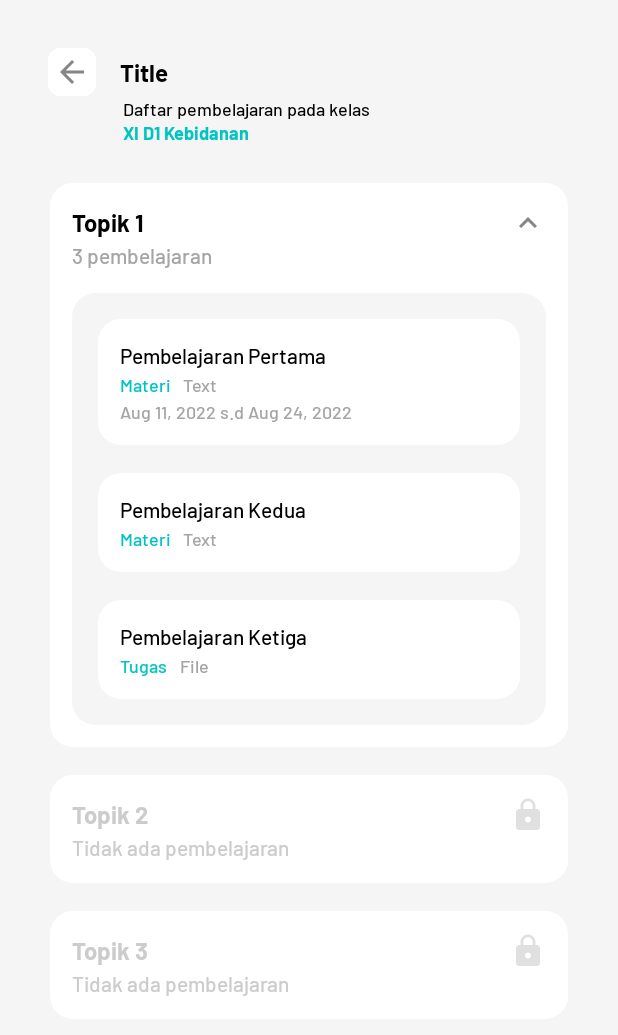
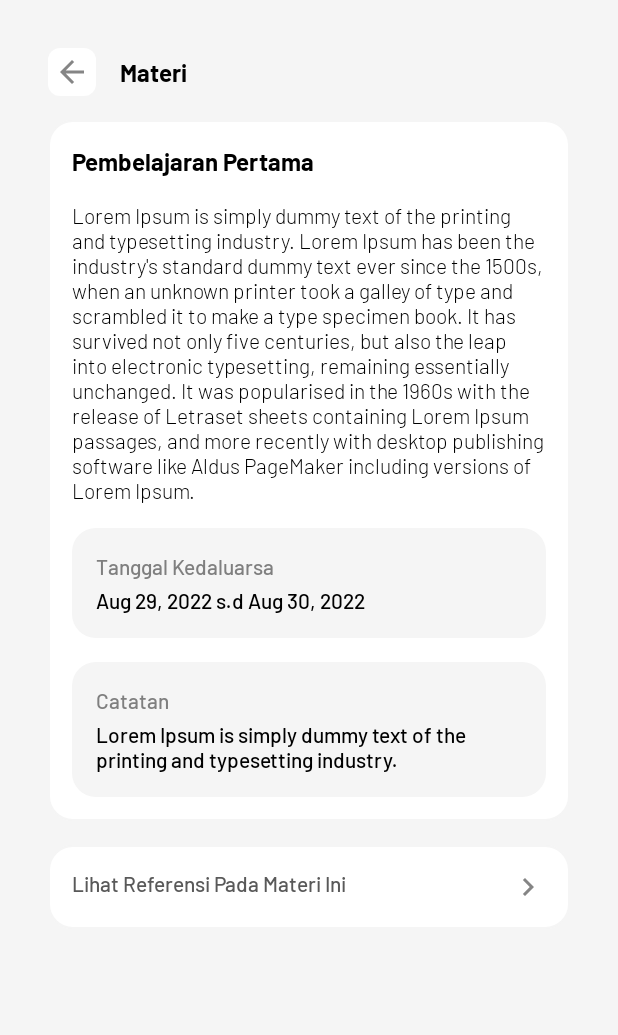
Before and after one commit to cecepfahriazal1997/PenaMob-Android, an Android app: the LearningPath screen opened directly, with no data from a screen before it, after a tap on "Pembelajaran Pertama", on a phone screen of 412 x 824 dp. Shown: the top 1035 px of the screen. Run offline under Robolectric (Android 15) with nearby library versions, the phone set to English and light mode, and no system bars; libraries missing offline, so code that uses them is left out: com.koushikdutta.async, com.koushikdutta.ion; pictures from the network do not load; 5 statements that could not run were skipped; 1 other tap on this screen came first.

Commit message:
Add detail lessons

```diff
--- a/app/build.gradle
+++ b/app/build.gradle
@@ -52,4 +52,6 @@ dependencies {
     implementation 'com.wang.avi:library:2.1.3'
     // Flexible Layout
     implementation 'com.google.android.flexbox:flexbox:3.0.0'
+    // Text Transform
+    implementation 'org.apache.commons:commons-lang3:3.6'
 }
--- a/app/src/main/AndroidManifest.xml
+++ b/app/src/main/AndroidManifest.xml
@@ -51,6 +51,10 @@
             android:name=".activity.LearningPath"
             android:screenOrientation="portrait"
             android:theme="@style/Theme.AppCompat.NoActionBar" />
+        <activity
+            android:name=".activity.LearningDetail"
+            android:screenOrientation="portrait"
+            android:theme="@style/Theme.AppCompat.NoActionBar" />
     </application>
 
 </manifest>
--- /dev/null
+++ b/app/src/main/java/com/nita/penamob/activity/LearningDetail.java
@@ -0,0 +1,49 @@
+package com.nita.penamob.activity;
+
+import android.os.Bundle;
+import android.view.View;
+import android.widget.RelativeLayout;
+
+import com.nita.penamob.R;
+
+import org.apache.commons.lang3.StringUtils;
+
+public class LearningDetail extends BaseController implements View.OnClickListener {
+    private String type = "";
+    private RelativeLayout buttonTask;
+
+    @Override
+    public void onCreate(Bundle savedInstanceState) {
+        super.onCreate(savedInstanceState);
+        setContentView(R.layout.learning_detail);
+
+        findView();
+        init();
+    }
+
+    private void findView() {
+        buttonTask = findViewById(R.id.button_task);
+        title = findViewById(R.id.title);
+        back = findViewById(R.id.back);
+    }
+
+    private void init() {
+        type = getIntent().getStringExtra("type");
+
+        if (type.equals("tugas")) {
+            buttonTask.setVisibility(View.VISIBLE);
+        }
+
+        title.setText(StringUtils.capitalize(type));
+        back.setOnClickListener(this::onClick);
+    }
+
+    @Override
+    public void onClick(View v) {
+        switch (v.getId()) {
+            case R.id.back:
+                finish();
+                break;
+        }
+    }
+}
--- a/app/src/main/java/com/nita/penamob/activity/LearningPath.java
+++ b/app/src/main/java/com/nita/penamob/activity/LearningPath.java
@@ -28,10 +28,18 @@ public class LearningPath extends BaseController implements View.OnClickListener
 
         findView();
         fetchData();
+        init();
+    }
+
+    private void init() {
+        title.setText("Daftar Pembelajaran");
+        back.setOnClickListener(this::onClick);
     }
 
     private void findView() {
         list = findViewById(R.id.list);
+        title = findViewById(R.id.title);
+        back = findViewById(R.id.back);
     }
 
     private void fetchData() {
@@ -44,7 +52,8 @@ public class LearningPath extends BaseController implements View.OnClickListener
         String lessons[] = {
                 "Pembelajaran Pertama",
                 "Pembelajaran Kedua",
-                "Pembelajaran Ketiga",
+                "Tugas",
+                "Kuis"
         };
 
         String typeLessons[] = {
@@ -104,6 +113,9 @@ public class LearningPath extends BaseController implements View.OnClickListener
     @Override
     public void onClick(View v) {
         switch (v.getId()) {
+            case R.id.back:
+                finish();
+                break;
         }
     }
 }
--- a/app/src/main/java/com/nita/penamob/adapter/LearningPathAdapter.java
+++ b/app/src/main/java/com/nita/penamob/adapter/LearningPathAdapter.java
@@ -14,12 +14,15 @@ import androidx.core.content.ContextCompat;
 import androidx.recyclerview.widget.RecyclerView;
 
 import com.nita.penamob.R;
+import com.nita.penamob.activity.LearningDetail;
 import com.nita.penamob.helper.GeneralHelper;
 import com.nita.penamob.model.LearningPathModel;
 import com.nita.penamob.model.LessonsModel;
 
 import java.util.ArrayList;
+import java.util.HashMap;
 import java.util.List;
+import java.util.Map;
 
 public class LearningPathAdapter extends RecyclerView.Adapter<LearningPathAdapter.ViewHolder> {
     private final Context context;
@@ -94,13 +97,19 @@ public class LearningPathAdapter extends RecyclerView.Adapter<LearningPathAdapte
                     expired.setVisibility(View.GONE);
                 }
 
+                Map<String, String> params = new HashMap<>();
                 content.setOnClickListener(new View.OnClickListener() {
                     @Override
                     public void onClick(View v) {
+                        params.clear();
                         switch (row.getType().toLowerCase()) {
                             case "materi":
+                                params.put("type", "materi");
+                                helper.startIntent(LearningDetail.class, false, params);
                                 break;
                             case "tugas":
+                                params.put("type", "tugas");
+                                helper.startIntent(LearningDetail.class, false, params);
                                 break;
                             case "kuis":
                                 break;
--- /dev/null
+++ b/app/src/main/res/drawable/form_card_primary.xml
@@ -0,0 +1,5 @@
+<?xml version="1.0" encoding="utf-8"?>
+<shape xmlns:android="http://schemas.android.com/apk/res/android">
+    <solid android:color="@color/primary" />
+    <corners android:radius="16dp" />
+</shape>
--- /dev/null
+++ b/app/src/main/res/layout/learning_detail.xml
@@ -0,0 +1,147 @@
+<?xml version="1.0" encoding="utf-8"?>
+<LinearLayout xmlns:android="http://schemas.android.com/apk/res/android"
+    xmlns:app="http://schemas.android.com/apk/res-auto"
+    android:layout_width="match_parent"
+    android:layout_height="match_parent"
+    android:background="@color/grayLevel1"
+    android:orientation="vertical"
+    android:padding="32dp">
+
+    <include
+        layout="@layout/toolbar"
+        android:layout_width="match_parent"
+        android:layout_height="wrap_content" />
+
+    <LinearLayout
+        android:layout_width="match_parent"
+        android:layout_height="wrap_content"
+        android:layout_marginTop="16dp"
+        android:background="@drawable/form_card"
+        android:orientation="vertical"
+        android:padding="16dp">
+
+        <TextView
+            android:layout_width="wrap_content"
+            android:layout_height="wrap_content"
+            android:fontFamily="@raw/barlow_bold"
+            android:text="Pembelajaran Pertama"
+            android:textColor="@color/black"
+            android:textSize="16sp" />
+
+        <TextView
+            android:layout_width="wrap_content"
+            android:layout_height="wrap_content"
+            android:layout_marginTop="16dp"
+            android:fontFamily="@raw/barlow_light"
+            android:text="Lorem Ipsum is simply dummy text of the printing and typesetting industry. Lorem Ipsum has been the industry's standard dummy text ever since the 1500s, when an unknown printer took a galley of type and scrambled it to make a type specimen book. It has survived not only five centuries, but also the leap into electronic typesetting, remaining essentially unchanged. It was popularised in the 1960s with the release of Letraset sheets containing Lorem Ipsum passages, and more recently with desktop publishing software like Aldus PageMaker including versions of Lorem Ipsum."
+            android:textColor="@color/black"
+            android:textSize="14sp" />
+
+        <LinearLayout
+            android:layout_width="match_parent"
+            android:layout_height="wrap_content"
+            android:layout_marginTop="16dp"
+            android:background="@drawable/form_control"
+            android:orientation="vertical"
+            android:padding="16dp">
+
+            <TextView
+                android:layout_width="wrap_content"
+                android:layout_height="wrap_content"
+                android:fontFamily="@raw/barlow_medium"
+                android:text="Tanggal Kedaluarsa"
+                android:textColor="@color/grayLevel6"
+                android:textSize="14sp" />
+
+            <TextView
+                android:layout_width="wrap_content"
+                android:layout_height="wrap_content"
+                android:layout_marginTop="4dp"
+                android:fontFamily="@raw/barlow_medium"
+                android:text="Aug 29, 2022 s.d Aug 30, 2022"
+                android:textColor="@color/black"
+                android:textSize="14sp" />
+
+        </LinearLayout>
+
+        <LinearLayout
+            android:layout_width="match_parent"
+            android:layout_height="wrap_content"
+            android:layout_marginTop="16dp"
+            android:background="@drawable/form_control"
+            android:orientation="vertical"
+            android:padding="16dp">
+
+            <TextView
+                android:layout_width="wrap_content"
+                android:layout_height="wrap_content"
+                android:fontFamily="@raw/barlow_medium"
+                android:text="Catatan"
+                android:textColor="@color/grayLevel6"
+                android:textSize="14sp" />
+
+            <TextView
+                android:layout_width="wrap_content"
+                android:layout_height="wrap_content"
+                android:layout_marginTop="4dp"
+                android:fontFamily="@raw/barlow_medium"
+                android:text="Lorem Ipsum is simply dummy text of the printing and typesetting industry. "
+                android:textColor="@color/black"
+                android:textSize="14sp" />
+
+        </LinearLayout>
+    </LinearLayout>
+
+    <RelativeLayout
+        android:layout_width="match_parent"
+        android:layout_height="wrap_content"
+        android:layout_marginTop="16dp"
+        android:background="@drawable/form_card"
+        android:padding="16dp">
+
+        <TextView
+            android:layout_width="wrap_content"
+            android:layout_height="wrap_content"
+            android:layout_alignParentStart="true"
+            android:layout_toLeftOf="@+id/arrow"
+            android:fontFamily="@raw/barlow_medium"
+            android:text="Lihat Referensi Pada Materi Ini"
+            android:textColor="@color/grayLevel7"
+            android:textSize="14sp" />
+
+        <ImageView
+            android:id="@+id/arrow"
+            android:layout_width="wrap_content"
+            android:layout_height="wrap_content"
+            android:layout_alignParentRight="true"
+            android:src="@drawable/arrow_right" />
+    </RelativeLayout>
+
+    <RelativeLayout
+        android:id="@+id/button_task"
+        android:layout_width="match_parent"
+        android:layout_height="wrap_content"
+        android:layout_marginTop="16dp"
+        android:background="@drawable/form_card_primary"
+        android:padding="16dp"
+        android:visibility="gone">
+
+        <TextView
+            android:layout_width="wrap_content"
+            android:layout_height="wrap_content"
+            android:layout_alignParentStart="true"
+            android:layout_toLeftOf="@+id/arrow_task"
+            android:fontFamily="@raw/barlow_medium"
+            android:text="Lihat Referensi Pada Materi Ini"
+            android:textColor="@color/white"
+            android:textSize="14sp" />
+
+        <ImageView
+            android:id="@+id/arrow_task"
+            android:layout_width="wrap_content"
+            android:layout_height="wrap_content"
+            android:layout_alignParentRight="true"
+            android:src="@drawable/arrow_right"
+            app:tint="@color/white" />
+    </RelativeLayout>
+</LinearLayout>
```
